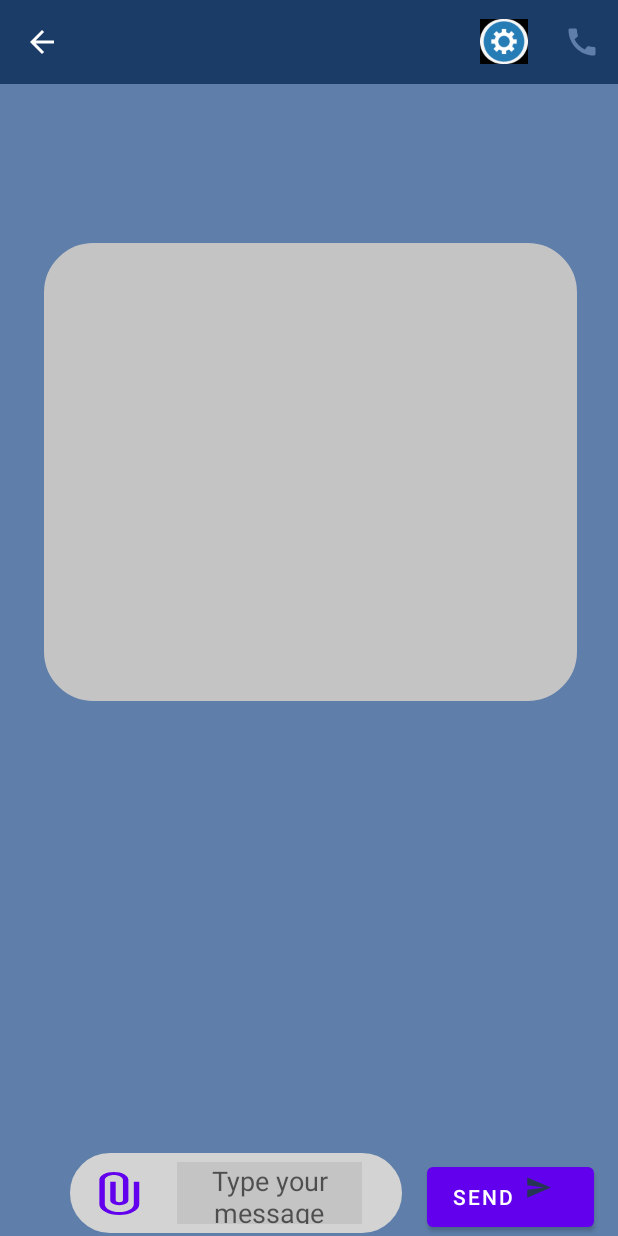
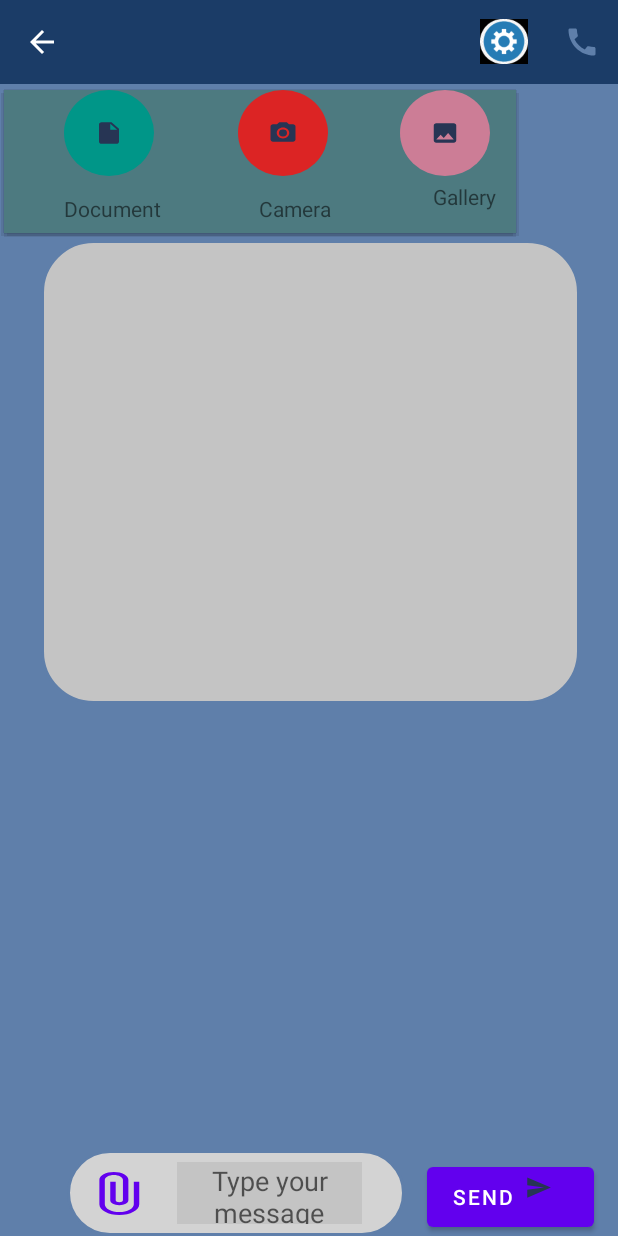
Before and after one commit to CSE-Final-Year-project/Android_Bluetooth_communication, an Android app: the ActionPageFragment screen opened directly, with no data from a screen before it, after a tap on an icon or button, on a phone screen of 412 x 824 dp. Run offline under Robolectric (Android 15) with nearby library versions, the phone set to English and light mode, and no system bars; network calls fail; 14 statements that could not run were skipped.

Commit message:
File attachement popup window is done

```diff
--- a/Bluetooth_Chat_Application/app/src/main/java/com/hfad/bluetooth_chat_application/ActionPageFragment.java
+++ b/Bluetooth_Chat_Application/app/src/main/java/com/hfad/bluetooth_chat_application/ActionPageFragment.java
@@ -35,12 +35,14 @@ import android.view.LayoutInflater;
 import android.view.Menu;
 import android.view.MenuInflater;
 import android.view.MenuItem;
+import android.view.MotionEvent;
 import android.view.View;
 import android.view.ViewGroup;
 import android.widget.Button;
 import android.widget.EditText;
 import android.widget.ImageView;
 import android.widget.LinearLayout;
+import android.widget.PopupWindow;
 import android.widget.TableLayout;
 import android.widget.TextView;
 import android.widget.Toast;
@@ -105,6 +107,9 @@ public class ActionPageFragment extends Fragment {
     public static final String PDF = "application/pdf";
     public static final String VIDEO="video/*";
     public static final String XLS = "application/vnd.ms-excel";
+    ImageView documentImageview;
+    ImageView cameraImageview;
+    ImageView galleryImageView;
     Dashboard_ListFragment dashboardListFragment;
     private long userId;
     Bitmap mImageBitmap = null;
@@ -150,6 +155,7 @@ public class ActionPageFragment extends Fragment {
                                 //write the bytes in file
                                 FileOutputStream fo = new FileOutputStream(createImageFile());
                                 fo.write(outStream.toByteArray());
+                                //deletting tthe overwritten file
                                 File fdelete = new File(imageUri.getPath());
                                 if (fdelete.exists()) {
                                     if (fdelete.delete()) {
@@ -232,6 +238,27 @@ public class ActionPageFragment extends Fragment {
             }
 
     );
+    ActivityResultLauncher<Intent> document_ActivityResultLauncher = registerForActivityResult(
+            new ActivityResultContracts.StartActivityForResult(), new ActivityResultCallback<ActivityResult>() {
+                @Override
+                public void onActivityResult(ActivityResult result) {
+                    if (result.getResultCode() == Activity.RESULT_OK) {
+                        // openFile();
+
+                        Intent data = result.getData();
+                        Uri uri=data.getData();
+                        String src=uri.getPath();
+                        src = src.replaceAll(" ", "%20");
+                        File source=new File(src);
+                         String filename=uri.getLastPathSegment();
+                        Log.d(TAG,"File choosen is "+src);
+                        Log.d(TAG,"The actual file name is "+source.getName());
+
+                    }
+                }
+            }
+
+    );
 
     private void copyFile(File source,File destination) throws IOException {
         FileChannel in=new FileInputStream(source).getChannel();
@@ -294,13 +321,50 @@ public class ActionPageFragment extends Fragment {
             SendFilebtn.setOnClickListener(new View.OnClickListener() {
                   @Override
                   public void onClick(View v) {
-                      try {
-                         captureImage();
-                      } catch (Exception e) {
-                          e.printStackTrace();
+                 LayoutInflater inflater=(LayoutInflater) getActivity().getSystemService(Context.LAYOUT_INFLATER_SERVICE);
+                 View popupView=inflater.inflate(R.layout.pick_file,null);
+                      if(popupView!=null) {
+                          documentImageview=(ImageView)popupView.findViewById(R.id.document) ;
+                          cameraImageview=(ImageView)popupView.findViewById(R.id.camera);
+                          galleryImageView=(ImageView)popupView.findViewById(R.id.imagefile);
+                          //create the popup womdow
+                          int width = LinearLayout.LayoutParams.WRAP_CONTENT;
+                          int height = LinearLayout.LayoutParams.WRAP_CONTENT;
+                          boolean focusable = true;//lets tap outside makes window to dismiss
+                          final PopupWindow popupWindow = new PopupWindow(popupView, width, height, focusable);
+                          //show the popup window
+                          popupWindow.showAtLocation(view, Gravity.BOTTOM, 4, 90);
+                          popupWindow.setElevation(40);
+                          //dismiss the window when touched
+                          documentImageview.setOnClickListener(new View.OnClickListener() {
+                              @Override
+                              public void onClick(View v) {
+                                  openFile();
+                                  popupWindow.dismiss();
+                              }
+                          });
+                          cameraImageview.setOnClickListener(new View.OnClickListener() {
+                              @Override
+                              public void onClick(View v) {
+                                  try {
+                                      captureImage();
+                                      popupWindow.dismiss();
+                                  } catch (IOException e) {
+                                      e.printStackTrace();
+                                  }
+                              }
+                          });
+                          galleryImageView.setOnClickListener(new View.OnClickListener() {
+                              @Override
+                              public void onClick(View v) {
+                                  openGallery();
+                                  popupWindow.dismiss();
+                              }
+                          });
                       }
                   }
               });
+
             TextView Username = (TextView) view.findViewById(R.id.user_name);
             User user = arrayOfUsers.get((int) userId);
             Username.setText(user.getName());
@@ -381,7 +445,7 @@ public class ActionPageFragment extends Fragment {
         intent.addCategory(Intent.CATEGORY_OPENABLE);
         intent.putExtra(Intent.EXTRA_MIME_TYPES,mimetypes);
         intent=Intent.createChooser(intent,"Choose File to send");
-        activityResultLauncher.launch(intent);
+        document_ActivityResultLauncher.launch(intent);
     }
     public void openGallery(){
         String[] mimetypes = {IMAGE};
--- /dev/null
+++ b/Bluetooth_Chat_Application/app/src/main/res/drawable/camera_file_shape.xml
@@ -0,0 +1,22 @@
+<?xml version="1.0" encoding="utf-8"?>
+<layer-list xmlns:android="http://schemas.android.com/apk/res/android">
+    <item>
+        <shape
+            android:innerRadius="0dp"
+            android:shape="oval"
+            android:thicknessRatio="1.9"
+            android:useLevel="false"
+            >
+            <solid android:color="@color/round_gradient_button_start_color"/>
+            <stroke android:width="0dp"
+                android:color="@color/centralcolor"/>
+
+        </shape>
+    </item>
+    <item android:drawable="@drawable/camera_image"
+        android:bottom="20dp"
+        android:left="20dp"
+        android:right="20dp"
+        android:top="20dp"
+        />
+</layer-list>
--- /dev/null
+++ b/Bluetooth_Chat_Application/app/src/main/res/drawable/camera_image.xml
@@ -0,0 +1,6 @@
+<vector android:height="24dp" android:tint="#273554"
+    android:viewportHeight="24" android:viewportWidth="24"
+    android:width="24dp" xmlns:android="http://schemas.android.com/apk/res/android">
+    <path android:fillColor="@android:color/white" android:pathData="M12,12m-3.2,0a3.2,3.2 0,1 1,6.4 0a3.2,3.2 0,1 1,-6.4 0"/>
+    <path android:fillColor="@android:color/white" android:pathData="M9,2L7.17,4L4,4c-1.1,0 -2,0.9 -2,2v12c0,1.1 0.9,2 2,2h16c1.1,0 2,-0.9 2,-2L22,6c0,-1.1 -0.9,-2 -2,-2h-3.17L15,2L9,2zM12,17c-2.76,0 -5,-2.24 -5,-5s2.24,-5 5,-5 5,2.24 5,5 -2.24,5 -5,5z"/>
+</vector>
--- /dev/null
+++ b/Bluetooth_Chat_Application/app/src/main/res/drawable/document_file.xml
@@ -0,0 +1,22 @@
+<?xml version="1.0" encoding="utf-8"?>
+<layer-list xmlns:android="http://schemas.android.com/apk/res/android">
+   <item>
+    <shape
+    android:innerRadius="0dp"
+    android:shape="oval"
+    android:thicknessRatio="1.9"
+    android:useLevel="false"
+    >
+    <solid android:color="@color/colorAcent"/>
+    <stroke android:width="0dp"
+        android:color="@color/centralcolor"/>
+
+    </shape>
+   </item>
+    <item android:drawable="@drawable/documentt"
+        android:bottom="20dp"
+        android:left="20dp"
+        android:right="20dp"
+        android:top="20dp"
+        />
+</layer-list>
--- /dev/null
+++ b/Bluetooth_Chat_Application/app/src/main/res/drawable/documentt.xml
@@ -0,0 +1,5 @@
+<vector android:height="24dp" android:tint="#273554"
+    android:viewportHeight="24" android:viewportWidth="24"
+    android:width="24dp" xmlns:android="http://schemas.android.com/apk/res/android">
+    <path android:fillColor="@android:color/white" android:pathData="M6,2c-1.1,0 -1.99,0.9 -1.99,2L4,20c0,1.1 0.89,2 1.99,2L18,22c1.1,0 2,-0.9 2,-2L20,8l-6,-6L6,2zM13,9L13,3.5L18.5,9L13,9z"/>
+</vector>
--- /dev/null
+++ b/Bluetooth_Chat_Application/app/src/main/res/drawable/galley_file.xml
@@ -0,0 +1,22 @@
+<?xml version="1.0" encoding="utf-8"?>
+<layer-list xmlns:android="http://schemas.android.com/apk/res/android">
+    <item>
+        <shape
+            android:innerRadius="0dp"
+            android:shape="oval"
+            android:thicknessRatio="1.9"
+            android:useLevel="false"
+            >
+            <solid android:color="@color/rose_color"/>
+            <stroke android:width="0dp"
+                android:color="@color/centralcolor"/>
+
+        </shape>
+    </item>
+    <item android:drawable="@drawable/image_file"
+        android:bottom="20dp"
+        android:left="20dp"
+        android:right="20dp"
+        android:top="20dp"
+        />
+</layer-list>
--- /dev/null
+++ b/Bluetooth_Chat_Application/app/src/main/res/drawable/image_file.xml
@@ -0,0 +1,5 @@
+<vector android:height="24dp" android:tint="#273554"
+    android:viewportHeight="24" android:viewportWidth="24"
+    android:width="24dp" xmlns:android="http://schemas.android.com/apk/res/android">
+    <path android:fillColor="@android:color/white" android:pathData="M21,19V5c0,-1.1 -0.9,-2 -2,-2H5c-1.1,0 -2,0.9 -2,2v14c0,1.1 0.9,2 2,2h14c1.1,0 2,-0.9 2,-2zM8.5,13.5l2.5,3.01L14.5,12l4.5,6H5l3.5,-4.5z"/>
+</vector>
--- a/Bluetooth_Chat_Application/app/src/main/res/layout/activity_dashboard.xml
+++ b/Bluetooth_Chat_Application/app/src/main/res/layout/activity_dashboard.xml
@@ -13,7 +13,7 @@
             android:id="@+id/dashtool"
             layout="@layout/dash_toolbar" />
 
-    <LinearLayout
+    <androidx.constraintlayout.widget.ConstraintLayout
         android:layout_width="347dp"
         android:layout_height="542dp"
         android:layout_gravity="center"
@@ -24,16 +24,19 @@
         android:orientation="vertical"
         app:layout_constraintBottom_toBottomOf="parent"
         app:layout_constraintEnd_toEndOf="parent"
-        app:layout_constraintStart_toStartOf="parent"
-        >
+        app:layout_constraintStart_toStartOf="parent">
 
-        <fragment
+        <androidx.fragment.app.FragmentContainerView
             android:id="@+id/fragment1"
             android:name="com.hfad.bluetooth_chat_application.Dashboard_ListFragment"
             android:layout_width="wrap_content"
-            android:layout_height="wrap_content" />
+            android:layout_height="wrap_content"
+            app:layout_constraintBottom_toBottomOf="parent"
+            app:layout_constraintEnd_toEndOf="parent"
+            app:layout_constraintStart_toStartOf="parent"
+            app:layout_constraintTop_toTopOf="parent" />
 
-    </LinearLayout>
+    </androidx.constraintlayout.widget.ConstraintLayout>
 
 
 </androidx.constraintlayout.widget.ConstraintLayout>
--- /dev/null
+++ b/Bluetooth_Chat_Application/app/src/main/res/layout/pick_file.xml
@@ -0,0 +1,69 @@
+<?xml version="1.0" encoding="utf-8"?>
+<androidx.constraintlayout.widget.ConstraintLayout xmlns:android="http://schemas.android.com/apk/res/android"
+    xmlns:app="http://schemas.android.com/apk/res-auto"
+    xmlns:tools="http://schemas.android.com/tools"
+    android:layout_width="match_parent"
+    android:background="@color/yours_color"
+
+    android:layout_height="match_parent">
+
+    <ImageView
+        android:id="@+id/document"
+        android:layout_width="60dp"
+        android:layout_height="57dp"
+        android:layout_marginStart="40dp"
+        android:background="@drawable/document_file"
+        app:layout_constraintStart_toStartOf="parent"
+        app:layout_constraintTop_toTopOf="parent" />
+
+    <ImageView
+        android:id="@+id/camera"
+        android:layout_width="60dp"
+        android:layout_height="57dp"
+        android:layout_marginStart="56dp"
+        android:background="@drawable/camera_file_shape"
+        app:layout_constraintStart_toEndOf="@+id/document"
+        app:layout_constraintTop_toTopOf="parent" />
+
+    <ImageView
+        android:id="@+id/imagefile"
+        android:layout_width="60dp"
+        android:layout_height="57dp"
+        android:layout_marginStart="48dp"
+        android:background="@drawable/galley_file"
+        app:layout_constraintStart_toEndOf="@+id/camera"
+        app:layout_constraintTop_toTopOf="parent" />
+
+    <TextView
+        android:id="@+id/garellerylbl"
+        android:layout_width="55dp"
+        android:layout_height="25dp"
+        android:layout_marginStart="52dp"
+        android:layout_marginTop="4dp"
+        android:text="Gallery"
+        app:layout_constraintStart_toEndOf="@+id/cameralbl"
+        app:layout_constraintTop_toBottomOf="@+id/imagefile"
+        tools:text="Gallery" />
+
+    <TextView
+        android:id="@+id/documentlbl"
+        android:layout_width="78dp"
+        android:layout_height="25dp"
+        android:layout_marginStart="40dp"
+        android:layout_marginTop="12dp"
+        android:text="Document"
+        app:layout_constraintStart_toStartOf="parent"
+        app:layout_constraintTop_toBottomOf="@+id/document"
+        tools:text="Document" />
+
+    <TextView
+        android:id="@+id/cameralbl"
+        android:layout_width="64dp"
+        android:layout_height="26dp"
+        android:layout_marginStart="52dp"
+        android:layout_marginTop="12dp"
+        android:text="Camera"
+        app:layout_constraintStart_toEndOf="@+id/documentlbl"
+        app:layout_constraintTop_toBottomOf="@+id/camera"
+        tools:text="Camera" />
+</androidx.constraintlayout.widget.ConstraintLayout>
--- a/Bluetooth_Chat_Application/app/src/main/res/values/colors.xml
+++ b/Bluetooth_Chat_Application/app/src/main/res/values/colors.xml
@@ -15,5 +15,7 @@
     <color name="round_gradient_button_start_color">#DC2424</color>
     <color name="round_gradient_button_end_color">#4A569D</color>
     <color name="yours_color">#4D7A80</color>
+    <color name="colorAcent">#009688</color>
+    <color name="rose_color">#CC7D96</color>
 
 </resources>
```
